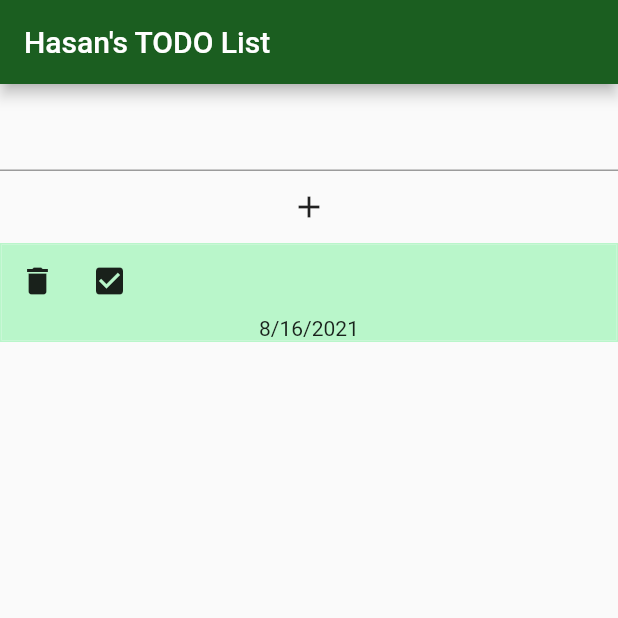
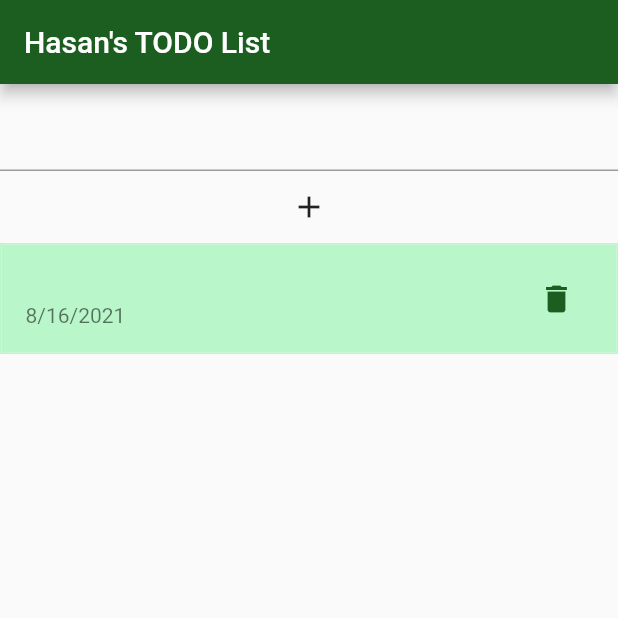
Before and after one commit to hasan661/Todo-List, a Flutter app: the screen it shows after launch, after a tap on the "add" icon, on a phone screen of 412 x 824 dp, the top half of it. Run offline on Flutter 3.47's test engine with Material 2 defaults, Android fonts, the phone set to English and light mode, and no system bars.

Commit message:
Dev#completed

```diff
--- a/todoapp/lib/wishlist.dart
+++ b/todoapp/lib/wishlist.dart
@@ -7,15 +7,7 @@ class Wishlist extends StatefulWidget {
 }
 
 class _WishlistState extends State<Wishlist> {
-  final Todo = TextEditingController();
-
   final List todo = [];
-
-  void addtodo() {
-    setState(() {
-      todo.add(Todo.text);
-    });
-  }
 
   void clearlist(num index) {
     setState(() {
@@ -25,6 +17,14 @@ class _WishlistState extends State<Wishlist> {
 
   @override
   Widget build(BuildContext context) {
+    final Todo = TextEditingController();
+
+    void addtodo() {
+      setState(() {
+        todo.add(Todo.text);
+      });
+    }
+
     return SingleChildScrollView(
       child: Column(
         children: [
@@ -43,7 +43,6 @@ class _WishlistState extends State<Wishlist> {
               : Container(
                   height: 450,
                   child: ListView.builder(
-
                     itemBuilder: (ctx, index) {
                       return Container(
                           decoration: BoxDecoration(
@@ -57,37 +56,28 @@ class _WishlistState extends State<Wishlist> {
                             child: todo.isEmpty
                                 ? Text(todo[index])
                                 : Container(
-
-
-                                  color: Theme.of(context).accentColor,
-                                  child: Column(
-
+                                    color: Theme.of(context).accentColor,
+                                    child: Column(
                                       children: [
-                                        Row(
-
-
-                                          children: [
-
-                                            Text(
-                                              todo[index],
-                                            ),
-                                            IconButton(
-                                              onPressed: () => {clearlist(index)},
+                                        ListTile(
+                                          title: Text(
+                                            todo[index],
+                                            style: TextStyle(
+                                                fontWeight: FontWeight.bold,
+                                                fontSize: 24),
+                                          ),
+                                          subtitle: Text(DateFormat.yMd()
+                                              .format(DateTime.now())),
+                                          trailing: IconButton(
+                                              color: Theme.of(context)
+                                                  .primaryColor,
+                                              onPressed: () =>
+                                                  {clearlist(index)},
                                               icon: Icon(Icons.delete)),
-
-                                            IconButton(onPressed: (){
-
-                                                }, icon: Icon(Icons.check_box)),
-
-
-
-                                          ],
-                                        ),
-                                        Text(
-                                            DateFormat.yMd().format(DateTime.now()))
+                                        )
                                       ],
                                     ),
-                                ),
+                                  ),
                           ));
                     },
                     itemCount: todo.length,
```
